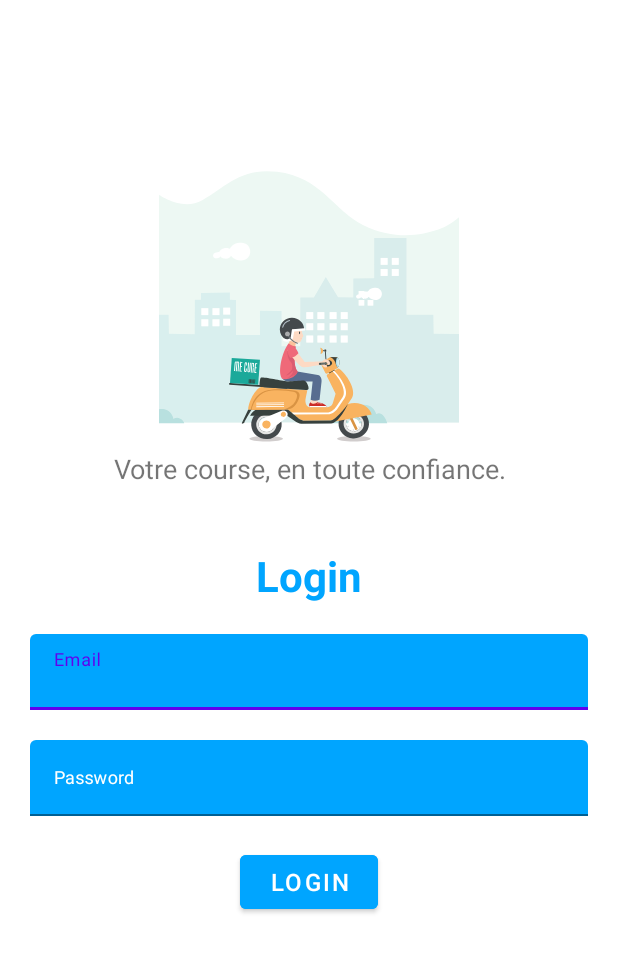
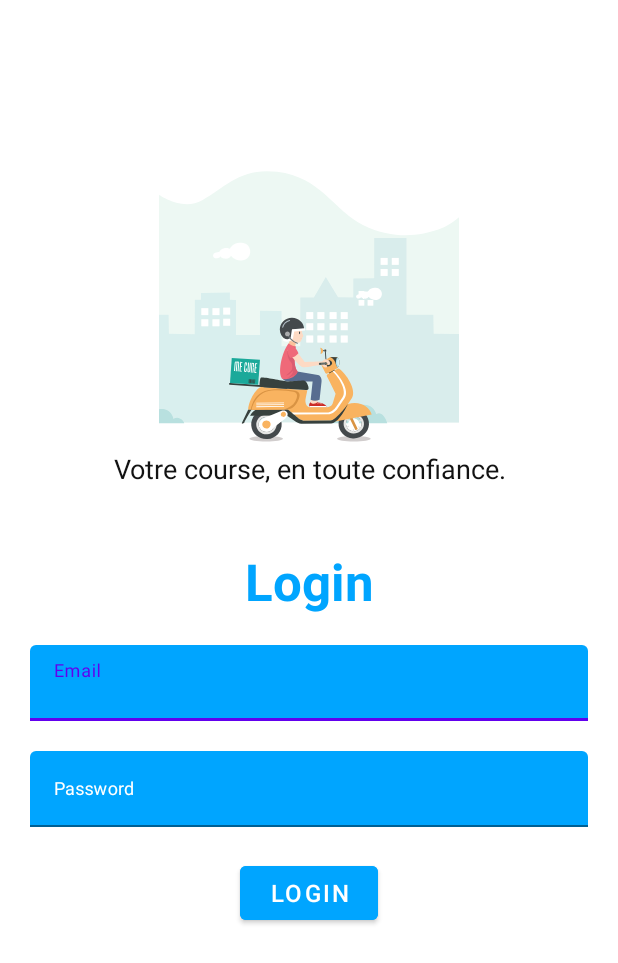
Before and after one commit to samar3-web/delivery, an Android app: the screen it shows after launch (MainActivity), on a phone screen of 412 x 824 dp. Shown: the top 963 px of the screen. Run offline under Robolectric (Android 15) with nearby library versions, the phone set to English and light mode, and no system bars; our stand-ins replace Firebase (no records; nobody signed in at launch, a user with empty details on screens opened directly).

Commit message:
Feature : Optimizing some layouts

```diff
--- a/app/src/main/java/com/samar/delivery/MainActivity.java
+++ b/app/src/main/java/com/samar/delivery/MainActivity.java
@@ -1,7 +1,9 @@
 package com.samar.delivery;
 
 import android.content.Intent;
+import android.content.SharedPreferences;
 import android.os.Bundle;
+import android.preference.PreferenceManager;
 import android.util.Log;
 import android.view.Window;
 import android.widget.Button;
@@ -9,6 +11,7 @@ import android.widget.EditText;
 import android.widget.Toast;
 
 import androidx.appcompat.app.AppCompatActivity;
+import androidx.appcompat.app.AppCompatDelegate;
 
 import com.google.firebase.auth.FirebaseAuth;
 import com.google.firebase.auth.FirebaseUser;
@@ -25,6 +28,17 @@ public class MainActivity extends AppCompatActivity {
         setContentView(R.layout.activity_main);
         Window window = getWindow();
         window.setNavigationBarColor(getColor(R.color.blue));
+        SharedPreferences preferences = PreferenceManager.getDefaultSharedPreferences(this);
+        String themePreference = preferences.getString("theme_preference", "system");
+
+        if ("system".equals(themePreference)) {
+            AppCompatDelegate.setDefaultNightMode(AppCompatDelegate.MODE_NIGHT_FOLLOW_SYSTEM);
+        } else if ("light".equals(themePreference)) {
+            AppCompatDelegate.setDefaultNightMode(AppCompatDelegate.MODE_NIGHT_NO);
+            //setTheme(R.style.Theme_Delivery);
+        } else if ("dark".equals(themePreference)) {
+            AppCompatDelegate.setDefaultNightMode(AppCompatDelegate.MODE_NIGHT_YES);
+        }
         // Initialiser FirebaseAuth
         firebaseAuth = FirebaseAuth.getInstance();
 
--- a/app/src/main/res/layout/activity_main.xml
+++ b/app/src/main/res/layout/activity_main.xml
@@ -6,7 +6,7 @@
     android:layout_height="match_parent"
     android:orientation="vertical"
     tools:context=".MainActivity"
-    android:background="@color/white">
+    android:background="@color/colorTheme1">
 
     <com.airbnb.lottie.LottieAnimationView
         android:layout_width="match_parent"
@@ -21,7 +21,8 @@
         android:layout_height="wrap_content"
         android:textSize="18sp"
         android:text="Votre course, en toute confiance."
-        android:textAlignment="center" />
+        android:textAlignment="center"
+        android:textColor="@color/colorTheme2"/>
 
     <LinearLayout
         style="@style/linearParent"
@@ -31,7 +32,7 @@
         <TextView
             style="@style/headerTextPrimary"
             android:text="Login"
-            android:textSize="28sp"
+            android:textSize="34sp"
             android:layout_marginTop="@dimen/loginViewsMargin"/>
 
         <com.google.android.material.textfield.TextInputLayout
```
